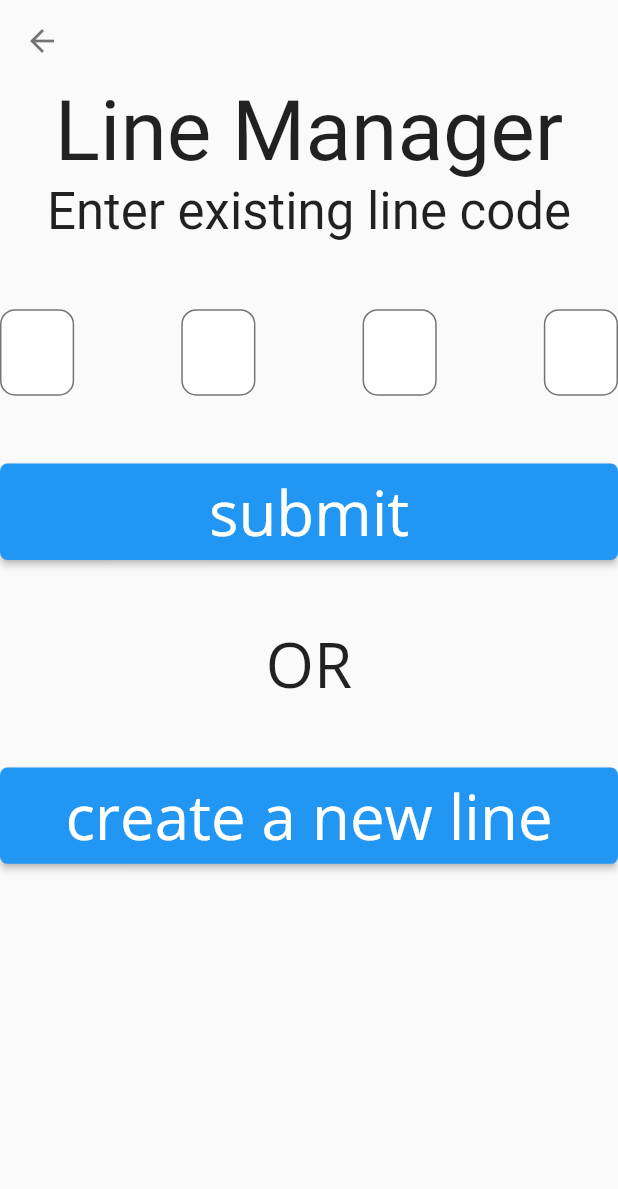
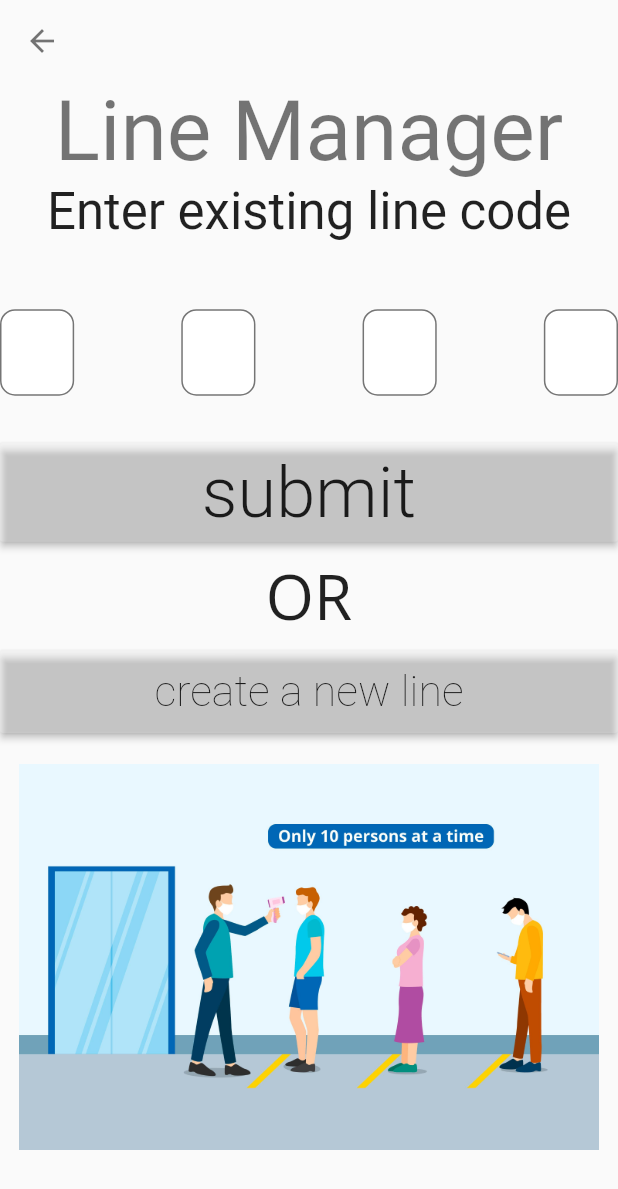
Before and after one commit to harryhannum/noline, a Flutter app: the screen it shows after launch, after a tap on "Manage a line of your own", on a phone screen of 412 x 824 dp. Shown: the top 1189 px of the screen. Run offline on Flutter 3.47's test engine with Material 2 defaults, Android fonts, the phone set to English and light mode, and no system bars; our stand-ins replace animated_text_kit, cloud_firestore, firebase_core, pinput; missing offline and left inert: dart:html; accounts and stored records are empty.

Commit message:
finished polishing all of the screens

```diff
--- a/lib/screens/main_menu.dart
+++ b/lib/screens/main_menu.dart
@@ -21,8 +21,13 @@ class _MainMenuState extends State<MainMenu> {
       initialScrollOffset: 0.0,
       keepScrollOffset: true,
     );
+  }
 
+  @override
+  void didChangeDependencies() {
     Future.delayed(Duration(milliseconds: 300)).then((value) => _toEnd());
+
+    super.didChangeDependencies();
   }
 
   void _toEnd() {
@@ -40,15 +45,16 @@ class _MainMenuState extends State<MainMenu> {
       appBar: MyAppBar(context),
       extendBodyBehindAppBar: true,
       body: Center(
-        child: Container(
-          decoration: BoxDecoration(
-            image: DecorationImage(
-              image: AssetImage(
+        child: Stack(
+          children: [
+            Image.asset(
               "assets/images/background.jpg",
+              fit: BoxFit.cover,
+              height: double.infinity,
+              width: double.infinity,
+              alignment: Alignment.center,
             ),
-              fit: BoxFit.cover,
-            ),
-          ),
+            Container(
               child: Column(
                 mainAxisAlignment: MainAxisAlignment.start,
                 children: <Widget>[
@@ -135,6 +141,8 @@ class _MainMenuState extends State<MainMenu> {
                 ],
               ),
             ),
+          ],
+        ),
       ),
     );
   }
--- a/lib/screens/manager_login.dart
+++ b/lib/screens/manager_login.dart
@@ -50,7 +50,7 @@ class _ManagerLoginState extends State<ManagerLogin> {
               style: Theme.of(context)
                   .textTheme
                   .headline2
-                  .merge(TextStyle(color: Colors.black87)),
+                  .merge(TextStyle(color: Colors.black54)),
             ),
             Text(
               "Enter existing line code",
@@ -66,41 +66,42 @@ class _ManagerLoginState extends State<ManagerLogin> {
               Navigator.pushNamed(context, '/line-mangement',
                   arguments: lineId);
             }),
-            SizedBox(
-              height: screenSize.height / 20,
-            ),
-            Text(
+            Container(
+              margin: EdgeInsets.all(screenSize.height / 100),
+              child: Text(
                 "OR",
                 style: subTitleStyle,
               ),
-            SizedBox(
-              height: screenSize.height / 20,
             ),
             Container(
-              width: screenSize.height * 0.7,
-              child: MaterialButton(
-                shape: RoundedRectangleBorder(
-                  borderRadius: BorderRadius.circular(5.0),
-                ),
+              width: screenSize.height * 0.65,
+              child: RaisedButton(
+                  color: Colors.white.withOpacity(0.20),
                   onPressed: () async {
                     int lineId = await createNewLinePressed();
                     Navigator.pushNamed(context, '/line-mangement',
                         arguments: lineId);
                   },
+                  child: Container(
+                    width: screenSize.width / 2,
+                    height: screenSize.height / 15,
                     child: FittedBox(
-                  child: Container(
-                    padding:
-                        EdgeInsets.symmetric(vertical: screenSize.width / 100),
                         child: Text(
-                      "create a new line",
+                      'create a new line',
                       style:
-                          subTitleStyle.merge(TextStyle(color: Colors.white)),
+                          Theme.of(context).textTheme.headline1.merge(TextStyle(
+                                color: Colors.black87,
+                              )),
+                    )),
+                  )),
             ),
+            SizedBox(
+              height: screenSize.height / 40,
             ),
+            Container(
+              height: screenSize.height / 3.2,
+              child: Image.asset("assets/images/line_manager.jpg"),
             ),
-                color: Theme.of(context).primaryColor,
-              ),
-            )
           ],
         ),
       ),
--- a/lib/widgets/line_number_form.dart
+++ b/lib/widgets/line_number_form.dart
@@ -15,8 +15,6 @@ class _LineNumberFormState extends State<LineNumberForm> {
   Widget build(BuildContext context) {
     final Size screenSize = MediaQuery.of(context).size;
     final FocusNode _pinPutFocusNode = FocusNode();
-    final TextStyle subTitleStyle =
-        TextStyle(fontSize: screenSize.height / 20, fontFamily: "OpenSans");
     final TextEditingController _pinPutController = TextEditingController();
 
     final BoxDecoration pinPutDecoration = BoxDecoration(
@@ -52,7 +50,7 @@ class _LineNumberFormState extends State<LineNumberForm> {
               controller: _pinPutController,
               submittedFieldDecoration: pinPutDecoration.copyWith(
                   borderRadius: BorderRadius.circular(12.0),
-                  border: Border.all(color: Theme.of(context).primaryColor)),
+                  border: Border.all(color: Colors.black12)),
               selectedFieldDecoration: pinPutDecoration,
               followingFieldDecoration: pinPutDecoration.copyWith(
                 border: Border.all(
@@ -67,32 +65,32 @@ class _LineNumberFormState extends State<LineNumberForm> {
             ),
           ),
           SizedBox(
-            height: screenSize.height / 20,
+            height: screenSize.height / 30,
           ),
           Container(
-            width: screenSize.height * 0.7,
-            child: MaterialButton(
-              shape: RoundedRectangleBorder(
-                borderRadius: BorderRadius.circular(5.0),
-              ),
+            width: screenSize.height * 0.65,
+            height: screenSize.height * 0.08,
+            child: RaisedButton(
+                color: Colors.white.withOpacity(0.20),
                 onPressed: () {
                   if (isNumeric(_pinPutController.text)) {
                     widget.onSubmit(int.parse(_pinPutController.text));
                   }
                 },
+                child: Container(
+                  width: screenSize.width / 2,
+                  height: screenSize.height / 15,
                   child: FittedBox(
-                child: Container(
-                  padding:
-                      EdgeInsets.symmetric(vertical: screenSize.width / 100),
                       child: Text(
                     "submit",
-                    style: subTitleStyle.merge(TextStyle(color: Colors.white)),
+                    style:
+                        Theme.of(context).textTheme.headline1.merge(TextStyle(
+                              color: Colors.black87,
+                              fontWeight: FontWeight.w300,
+                            )),
+                  )),
+                )),
           ),
-                ),
-              ),
-              color: Theme.of(context).primaryColor,
-            ),
-          )
         ],
       ),
     );
```
Also changed, not shown: assets/images/line_manager.jpg (added). Lines whose indentation alone changed are shown as unchanged.
